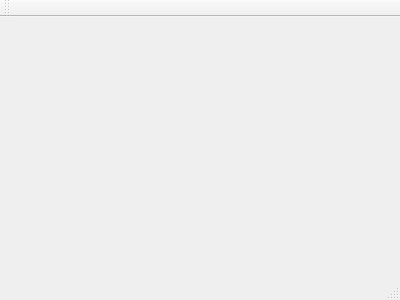
Old version of the form mainwindow.ui in the repository Psina909/Pyramid-App.
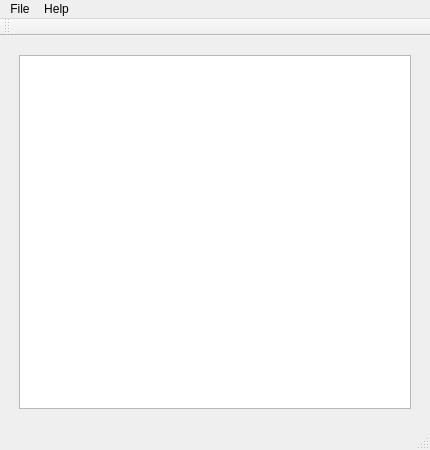
New version of the form.

Diff of the .ui file:
```diff
--- a/mainwindow.ui
+++ b/mainwindow.ui
@@ -1,24 +1,93 @@
 <ui version="4.0">
  <class>MainWindow</class>
- <widget class="QMainWindow" name="MainWindow" >
-  <property name="geometry" >
+ <widget class="QMainWindow" name="MainWindow">
+  <property name="geometry">
    <rect>
     <x>0</x>
     <y>0</y>
-    <width>400</width>
-    <height>300</height>
+    <width>430</width>
+    <height>450</height>
    </rect>
   </property>
-  <property name="windowTitle" >
-   <string>MainWindow</string>
+  <property name="minimumSize">
+   <size>
+    <width>380</width>
+    <height>400</height>
+   </size>
   </property>
-  <widget class="QMenuBar" name="menuBar" />
-  <widget class="QToolBar" name="mainToolBar" />
-  <widget class="QWidget" name="centralWidget" />
-  <widget class="QStatusBar" name="statusBar" />
+  <property name="windowTitle">
+   <string>Pyramid</string>
+  </property>
+  <widget class="QWidget" name="centralWidget">
+   <layout class="QVBoxLayout" name="verticalLayout">
+    <property name="leftMargin">
+     <number>19</number>
+    </property>
+    <property name="topMargin">
+     <number>19</number>
+    </property>
+    <property name="rightMargin">
+     <number>19</number>
+    </property>
+    <property name="bottomMargin">
+     <number>19</number>
+    </property>
+    <item>
+     <widget class="QGraphicsView" name="graphicsView"/>
+    </item>
+   </layout>
+  </widget>
+  <widget class="QMenuBar" name="menuBar">
+   <property name="geometry">
+    <rect>
+     <x>0</x>
+     <y>0</y>
+     <width>430</width>
+     <height>21</height>
+    </rect>
+   </property>
+   <widget class="QMenu" name="menuFile">
+    <property name="title">
+     <string>File</string>
+    </property>
+    <addaction name="actionOpen"/>
+    <addaction name="actionExit"/>
+   </widget>
+   <widget class="QMenu" name="menuHelp">
+    <property name="title">
+     <string>Help</string>
+    </property>
+    <addaction name="actionAbout"/>
+   </widget>
+   <addaction name="menuFile"/>
+   <addaction name="menuHelp"/>
+  </widget>
+  <widget class="QToolBar" name="mainToolBar">
+   <attribute name="toolBarArea">
+    <enum>TopToolBarArea</enum>
+   </attribute>
+   <attribute name="toolBarBreak">
+    <bool>false</bool>
+   </attribute>
+  </widget>
+  <widget class="QStatusBar" name="statusBar"/>
+  <action name="actionOpen">
+   <property name="text">
+    <string>Open</string>
+   </property>
+  </action>
+  <action name="actionExit">
+   <property name="text">
+    <string>Exit</string>
+   </property>
+  </action>
+  <action name="actionAbout">
+   <property name="text">
+    <string>About</string>
+   </property>
+  </action>
  </widget>
- <layoutDefault spacing="6" margin="11" />
- <pixmapfunction></pixmapfunction>
+ <layoutdefault spacing="6" margin="11"/>
  <resources/>
  <connections/>
 </ui>
```
Left out of the diff: 1 changed line with no effect on the pictures.
